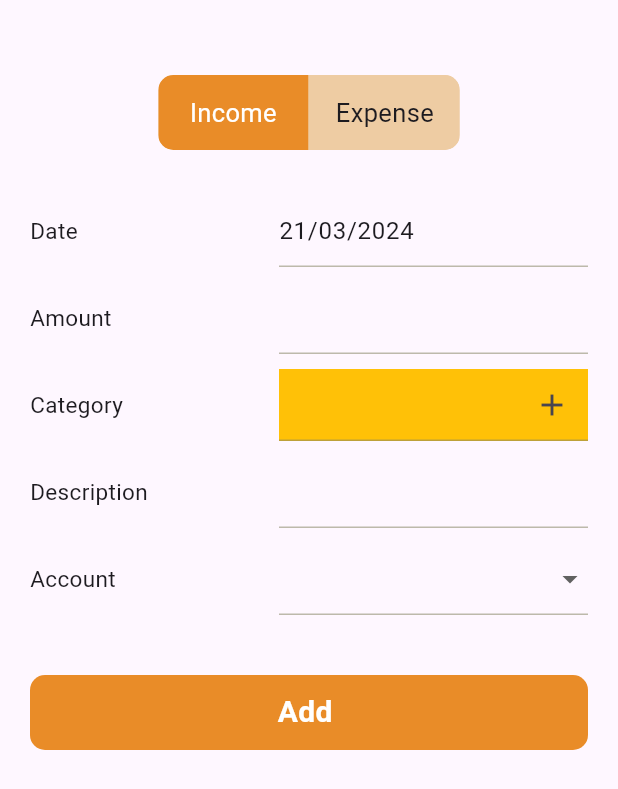
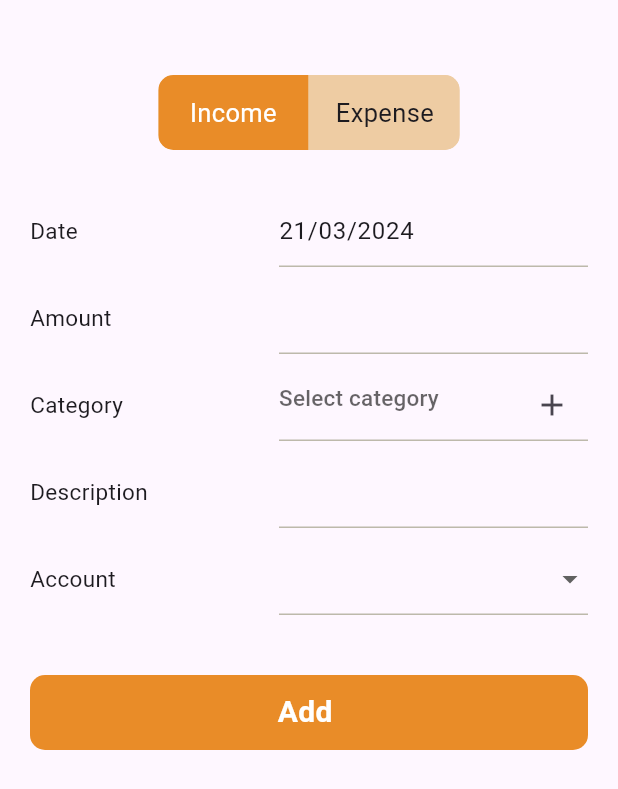
Before and after one commit to nashvak/expense_tracker, a Flutter app: the ScreenAddTransaction screen opened directly, on a phone screen of 412 x 824 dp. Shown: the top 789 px of the screen. Run offline on Flutter 3.47's test engine with Material 3 defaults, Android fonts, the phone set to English and light mode, and no system bars; drawn by our look-alikes of toggle_switch; our stand-ins replace curved_navigation_bar, flutter_slidable, fluttertoast, get, hive, hive_flutter and 3 more; accounts and stored records are empty.

```diff
--- a/lib/view/transaction/screens/add_transaction/add_transaction.dart
+++ b/lib/view/transaction/screens/add_transaction/add_transaction.dart
@@ -118,16 +118,16 @@ class _ScreenAddTransactionState extends State<ScreenAddTransaction> {
                     ),
                     Container(
                       width: Get.width * 0.5,
-                      color: Colors.amber,
+                      // color: Colors.amber,
                       child: GetBuilder<UiController>(
                         builder: (controller) {
                           List<String> categoryItems =
                               controller.showCategoryDropdown();
                           return DropdownButtonFormField<String>(
                             hint: Container(
-                              color: Colors.red,
+                              // color: Colors.red,
                               child: const Text(
-                                '',
+                                'Select category',
                                 style: TextStyle(
                                   fontSize: 15,
                                 ),
--- a/lib/view/transaction/screens/view_transaction/view_transaction.dart
+++ b/lib/view/transaction/screens/view_transaction/view_transaction.dart
@@ -201,6 +201,8 @@ class _ScreenViewTransactionState extends State<ScreenViewTransaction> {
                     children: [
                       Datefields(dateController: dateController, tr: tr),
                       AddTransactionTextField(
+                          type: const TextInputType.numberWithOptions(
+                              decimal: true),
                           validator: amountValidator,
                           controller: amountController,
                           title: 'Amout'),
--- a/lib/view/transaction/screens/view_transaction/widgets/category_field.dart
+++ b/lib/view/transaction/screens/view_transaction/widgets/category_field.dart
@@ -60,7 +60,7 @@ class CategorytypeField extends StatelessWidget {
   Widget build(BuildContext context) {
     return Container(
       decoration: cardDecoration(color: Appcolor.white),
-      height: MediaQuery.of(context).size.height / 7,
+      // height: MediaQuery.of(context).size.height / 7,
       width: MediaQuery.of(context).size.width / 1,
       padding: const EdgeInsets.only(top: 10, left: 20, bottom: 20, right: 20),
       //color: Colors.red,
```
Also changed, not shown: lib/view/home_screen/widgets/balance_card.dart (+7 -1 lines).
